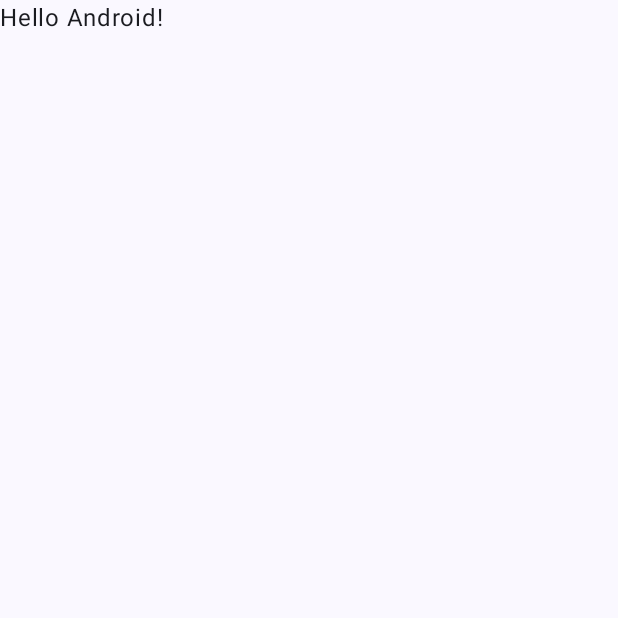
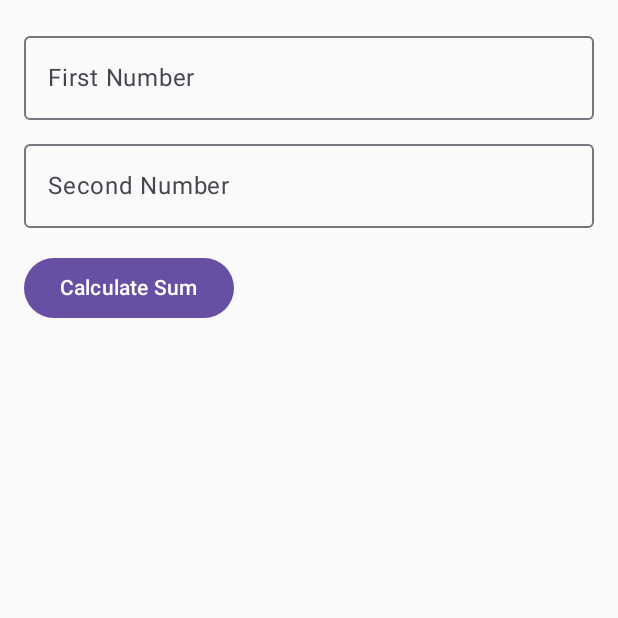
Before and after one commit to KanhavGupta/SmartAnalyticsLogger, an Android app built with Jetpack Compose: the screen it shows after launch (MainActivity), on a phone screen of 412 x 824 dp, the top half of it. Before the commit the part shown is almost empty. Run offline under Robolectric (Android 15) with nearby library versions, the phone set to English and light mode, and no system bars.

Commit message:
smart logger created

```diff
--- a/app/src/main/AndroidManifest.xml
+++ b/app/src/main/AndroidManifest.xml
@@ -1,8 +1,10 @@
 <?xml version="1.0" encoding="utf-8"?>
 <manifest xmlns:android="http://schemas.android.com/apk/res/android"
     xmlns:tools="http://schemas.android.com/tools">
-
+    <uses-permission android:name="android.permission.ACCESS_NETWORK_STATE" />
+    <uses-permission android:name="android.permission.INTERNET" />
     <application
+        android:name="com.example.analyticssdk.SmartLoggerApplication"
         android:allowBackup="true"
         android:dataExtractionRules="@xml/data_extraction_rules"
         android:fullBackupContent="@xml/backup_rules"
--- a/app/src/main/java/com/example/analyticssdk/MainActivity.kt
+++ b/app/src/main/java/com/example/analyticssdk/MainActivity.kt
@@ -3,45 +3,62 @@ package com.example.analyticssdk
 import android.os.Bundle
 import androidx.activity.ComponentActivity
 import androidx.activity.compose.setContent
-import androidx.activity.enableEdgeToEdge
-import androidx.compose.foundation.layout.fillMaxSize
-import androidx.compose.foundation.layout.padding
-import androidx.compose.material3.Scaffold
-import androidx.compose.material3.Text
-import androidx.compose.runtime.Composable
+import androidx.compose.foundation.layout.*
+import androidx.compose.material3.*
+import androidx.compose.runtime.*
 import androidx.compose.ui.Modifier
-import androidx.compose.ui.tooling.preview.Preview
-import com.example.analyticssdk.ui.theme.AnalyticsSDKTheme
+import androidx.compose.ui.unit.dp
+import com.example.smartlogger.AnalyticsLogger
 
 class MainActivity : ComponentActivity() {
     override fun onCreate(savedInstanceState: Bundle?) {
         super.onCreate(savedInstanceState)
-        enableEdgeToEdge()
         setContent {
-            AnalyticsSDKTheme {
-                Scaffold(modifier = Modifier.fillMaxSize()) { innerPadding ->
-                    Greeting(
-                        name = "Android",
-                        modifier = Modifier.padding(innerPadding)
-                    )
-                }
+            MaterialTheme {
+                SumWithAnalyticsUI()
             }
         }
     }
 }
 
 @Composable
-fun Greeting(name: String, modifier: Modifier = Modifier) {
-    Text(
-        text = "Hello $name!",
-        modifier = modifier
-    )
-}
+fun SumWithAnalyticsUI() {
+    var num1 by remember { mutableStateOf("") }
+    var num2 by remember { mutableStateOf("") }
+    var result by remember { mutableStateOf<Int?>(null) }
 
-@Preview(showBackground = true)
-@Composable
-fun GreetingPreview() {
-    AnalyticsSDKTheme {
-        Greeting("Android")
+    Column(modifier = Modifier.padding(16.dp)) {
+        OutlinedTextField(
+            value = num1,
+            onValueChange = { num1 = it },
+            label = { Text("First Number") },
+            modifier = Modifier.fillMaxWidth()
+        )
+
+        Spacer(modifier = Modifier.height(8.dp))
+
+        OutlinedTextField(
+            value = num2,
+            onValueChange = { num2 = it },
+            label = { Text("Second Number") },
+            modifier = Modifier.fillMaxWidth()
+        )
+
+        Spacer(modifier = Modifier.height(16.dp))
+
+        Button(onClick = {
+            val sum = num1.toIntOrNull()?.plus(num2.toIntOrNull() ?: 0)
+            result = sum
+            // Replace with your actual AnalyticsLogger call
+             AnalyticsLogger.logEvent("sum_clicked", mapOf("sum" to (sum ?: "error")))
+        }) {
+            Text("Calculate Sum")
+        }
+
+        Spacer(modifier = Modifier.height(16.dp))
+
+        result?.let {
+            Text("Result: $it", style = MaterialTheme.typography.bodyLarge)
+        }
     }
 }
--- /dev/null
+++ b/app/src/main/java/com/example/analyticssdk/SmartLoggerApplication.kt
@@ -0,0 +1,16 @@
+package com.example.analyticssdk
+
+import android.app.Application
+import com.example.smartlogger.AnalyticsLogger
+
+class SmartLoggerApplication : Application() {
+    override fun onCreate() {
+        super.onCreate()
+
+        // Initialize your analytics SDK
+        AnalyticsLogger.init(
+            context = this,
+            uploadUrl = "https://webhook.site/bcad2f53-1d28-4107-a7e4-2f9e58cd4b19" // replace with actual endpoint
+        )
+    }
+}
--- a/smartlogger/build.gradle.kts
+++ b/smartlogger/build.gradle.kts
@@ -34,10 +34,12 @@ android {
 
 dependencies {
 
-    implementation(libs.androidx.core.ktx)
+    implementation("androidx.core:core-ktx:1.12.0")
     implementation(libs.androidx.appcompat)
     implementation(libs.material)
     testImplementation(libs.junit)
     androidTestImplementation(libs.androidx.junit)
     androidTestImplementation(libs.androidx.espresso.core)
+    implementation("com.squareup.okhttp3:okhttp:4.12.0")
+    implementation("com.google.code.gson:gson:2.10.1")
 }
--- a/smartlogger/src/main/java/com/example/smartlogger/AnalyticsCore.kt
+++ b/smartlogger/src/main/java/com/example/smartlogger/AnalyticsCore.kt
@@ -2,7 +2,7 @@ package com.example.smartlogger
 
 import android.content.Context
 
-internal class AnalyticsCore(context: Context, uploadUrl: String) {
+class AnalyticsCore(context: Context, uploadUrl: String) {
     private val queue = EventQueueManager(context.applicationContext)
     private val uploader = EventUploader(context.applicationContext, uploadUrl, queue)
 
```
Also changed, not shown: app/build.gradle.kts (+4 -3 lines).
